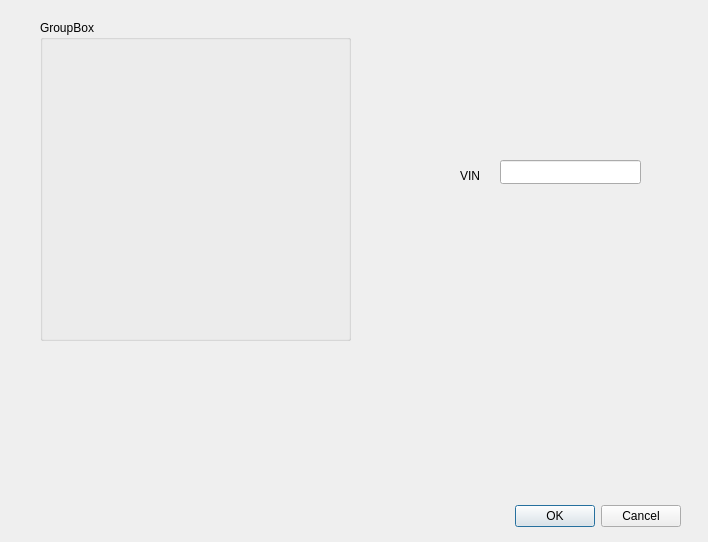
Old version of the form Cars/commoncardialog.ui in the repository Sakton/CONVEYANCE_QV1.
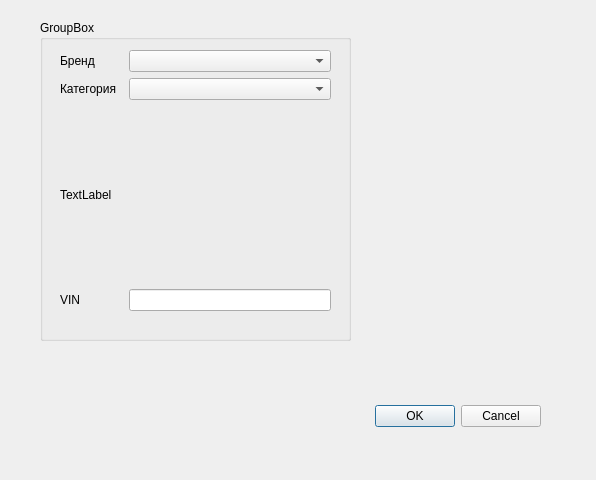
New version of the form. Custom widgets are drawn as their Qt base class.

What changed in the file:
```diff
--- a/Cars/commoncardialog.ui
+++ b/Cars/commoncardialog.ui
@@ -6,8 +6,8 @@
    <rect>
     <x>0</x>
     <y>0</y>
-    <width>708</width>
-    <height>542</height>
+    <width>596</width>
+    <height>480</height>
    </rect>
   </property>
   <property name="windowTitle">
@@ -16,9 +16,9 @@
   <widget class="QDialogButtonBox" name="buttonBox">
    <property name="geometry">
     <rect>
-     <x>50</x>
-     <y>500</y>
-     <width>631</width>
+     <x>150</x>
+     <y>400</y>
+     <width>391</width>
      <height>32</height>
     </rect>
    </property>
@@ -41,31 +41,69 @@
    <property name="title">
     <string>GroupBox</string>
    </property>
-  </widget>
-  <widget class="QLabel" name="label">
-   <property name="geometry">
-    <rect>
-     <x>460</x>
-     <y>160</y>
-     <width>41</width>
-     <height>31</height>
-    </rect>
-   </property>
-   <property name="text">
-    <string>VIN</string>
-   </property>
-  </widget>
-  <widget class="QLineEdit" name="lineEdit">
-   <property name="geometry">
-    <rect>
-     <x>500</x>
-     <y>160</y>
-     <width>141</width>
-     <height>24</height>
-    </rect>
-   </property>
+   <widget class="QWidget" name="gridLayoutWidget">
+    <property name="geometry">
+     <rect>
+      <x>20</x>
+      <y>30</y>
+      <width>271</width>
+      <height>261</height>
+     </rect>
+    </property>
+    <layout class="QGridLayout" name="gridLayout">
+     <item row="1" column="2">
+      <widget class="ComboBoxCarCategories" name="comboBoxCarCategories"/>
+     </item>
+     <item row="1" column="0">
+      <widget class="QLabel" name="label_3">
+       <property name="text">
+        <string>Категория</string>
+       </property>
+      </widget>
+     </item>
+     <item row="0" column="0">
+      <widget class="QLabel" name="label_2">
+       <property name="text">
+        <string>Бренд</string>
+       </property>
+      </widget>
+     </item>
+     <item row="3" column="0">
+      <widget class="QLabel" name="label">
+       <property name="text">
+        <string>VIN</string>
+       </property>
+      </widget>
+     </item>
+     <item row="3" column="2">
+      <widget class="QLineEdit" name="lineEdit"/>
+     </item>
+     <item row="0" column="2">
+      <widget class="ComboBoxCarBrand" name="comboBoxCarBrand"/>
+     </item>
+     <item row="2" column="0" colspan="3">
+      <widget class="QLabel" name="labelDescriptionCategory">
+       <property name="text">
+        <string>TextLabel</string>
+       </property>
+      </widget>
+     </item>
+    </layout>
+   </widget>
   </widget>
  </widget>
+ <customwidgets>
+  <customwidget>
+   <class>ComboBoxCarBrand</class>
+   <extends>QComboBox</extends>
+   <header>comboboxcarbrand.h</header>
+  </customwidget>
+  <customwidget>
+   <class>ComboBoxCarCategories</class>
+   <extends>QComboBox</extends>
+   <header>comboboxcarcategories.h</header>
+  </customwidget>
+ </customwidgets>
  <resources/>
  <connections>
   <connection>
```
Left out of the diff: 3 changed lines with no effect on the pictures.
